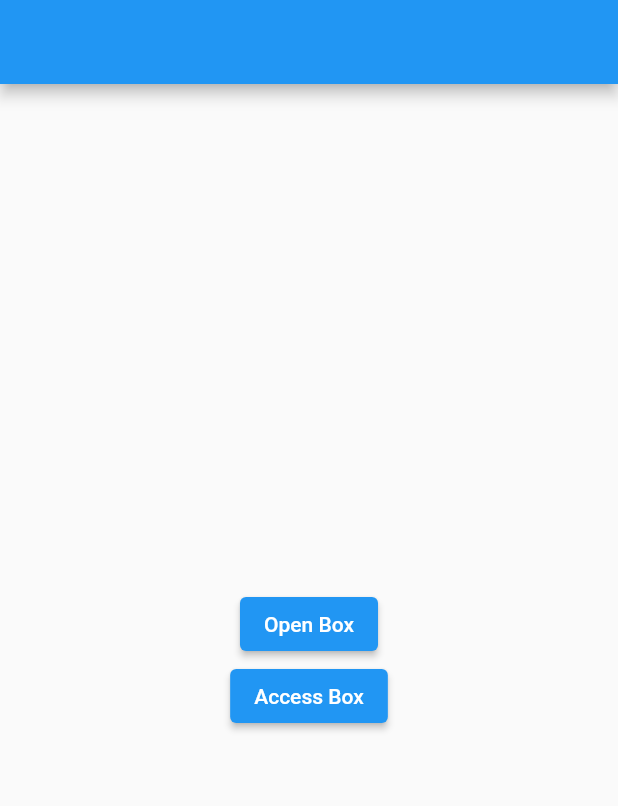
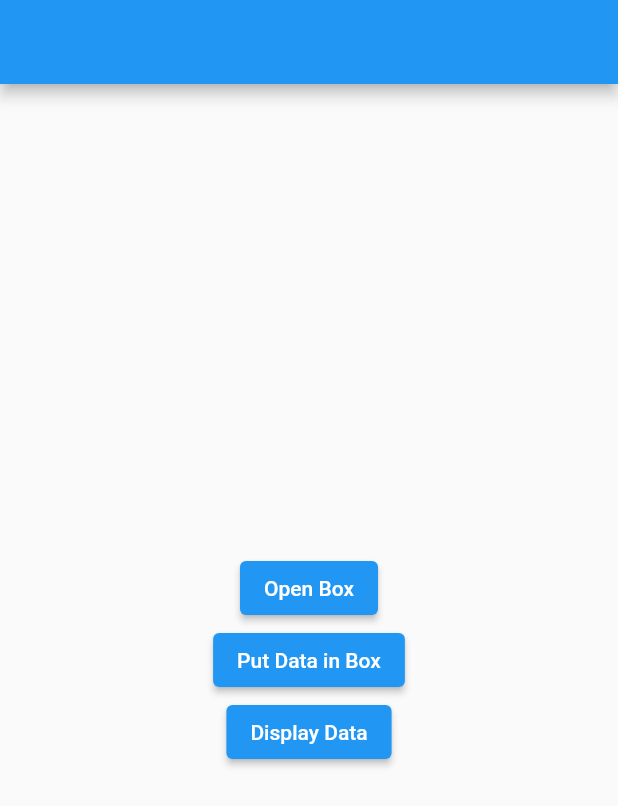
Before and after one commit to dev-KarimAhmed/hive_tutorials, a Flutter app: the screen it shows after launch, after a tap on "Open Box", on a phone screen of 412 x 824 dp. Shown: the top 806 px of the screen. Run offline on Flutter 3.47's test engine with Material 3 defaults, Android fonts, the phone set to English and light mode, and no system bars; our stand-ins replace hive_flutter; accounts and stored records are empty.

Commit message:
put , put All

```diff
--- a/lib/main.dart
+++ b/lib/main.dart
@@ -19,7 +19,7 @@ class MyApp extends StatelessWidget {
         useMaterial3: false,
       ),
       debugShowCheckedModeBanner: false,
-      home: const TestView(),
+      home:  TestView(),
     );
   }
 }
--- a/lib/test.dart
+++ b/lib/test.dart
@@ -1,8 +1,17 @@
+import 'dart:developer';
+
 import 'package:flutter/material.dart';
 import 'package:hive_flutter/hive_flutter.dart';
 
-class TestView extends StatelessWidget {
+class TestView extends StatefulWidget {
   const TestView({super.key});
+
+  @override
+  State<TestView> createState() => _TestViewState();
+}
+
+class _TestViewState extends State<TestView> {
+  late Box box;
 
   @override
   Widget build(BuildContext context) {
@@ -18,15 +27,22 @@ class TestView extends StatelessWidget {
             ElevatedButton(
                 onPressed: () async {
                   //1- open box
-                  await Hive.openBox("testBox");
+                  box = await Hive.openBox("putBox");
                 },
                 child: const Text("Open Box")),
             ElevatedButton(
                 onPressed: () {
-                  //2- access box
-                  Box box = Hive.box("testBox");
+                  //2- Put data in box
+                  box.putAll({"name": "Karim Ahmed", "age": 21});
                 },
-                child: const Text("Access Box")),
+                child: const Text("Put Data in Box")),
+            ElevatedButton(
+                onPressed: () {
+                  //3- Print data from box
+                  log(box.get("name").toString());
+                  log(box.get("age").toString());
+                },
+                child: const Text("Display Data")),
           ],
         ),
       ),
```
